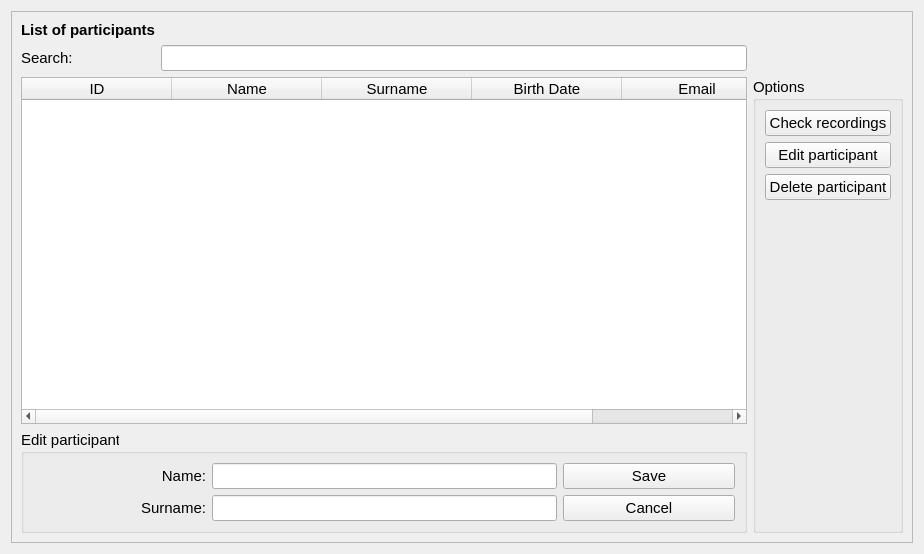
The window that Modules/Home/Resources/UI/Participants.ui (EBATINCA/TrainUS) describes before a commit, drawn with Qt 5.
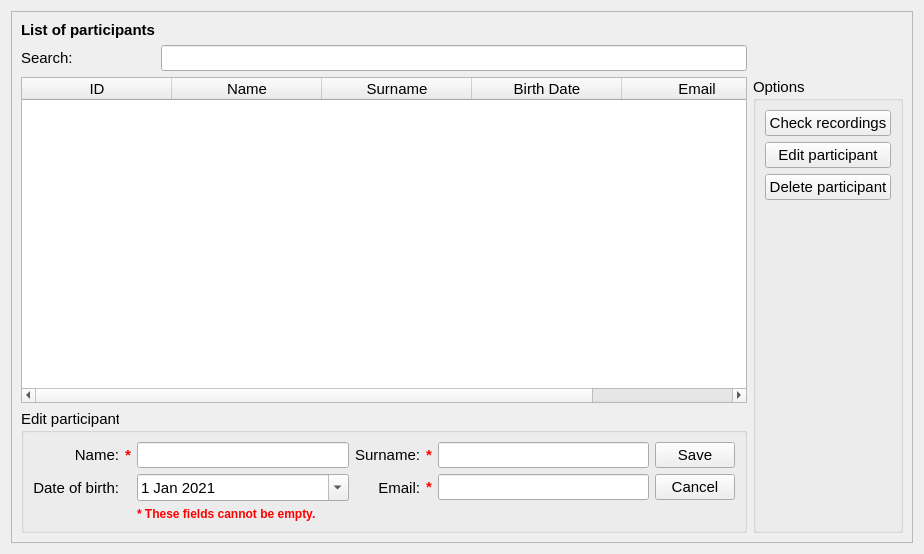
The same window after the commit. Custom widgets are drawn as their Qt base class.

Commit message: ENH: Enable editing birth date and email info in Participants tab

The edit to the form file:
```diff
--- a/Modules/Home/Resources/UI/Participants.ui
+++ b/Modules/Home/Resources/UI/Participants.ui
@@ -214,39 +214,68 @@
          <string>Edit participant</string>
         </property>
         <layout class="QGridLayout" name="gridLayout">
-         <item row="0" column="1" colspan="2">
-          <widget class="QLineEdit" name="editParticipantNameText">
+         <item row="1" column="0">
+          <widget class="QLabel" name="label_5">
            <property name="font">
             <font>
              <pointsize>11</pointsize>
              <weight>50</weight>
              <bold>false</bold>
             </font>
+           </property>
+           <property name="text">
+            <string>Date of birth:</string>
+           </property>
+           <property name="alignment">
+            <set>Qt::AlignRight|Qt::AlignTrailing|Qt::AlignVCenter</set>
+           </property>
+          </widget>
+         </item>
+         <item row="1" column="4">
+          <widget class="QLabel" name="editParticipantEmailWarning">
+           <property name="text">
+            <string>&lt;html&gt;&lt;head/&gt;&lt;body&gt;&lt;p&gt;&lt;span style=&quot; font-size:11pt; font-weight:600; color:#ff0000;&quot;&gt;*&lt;/span&gt;&lt;/p&gt;&lt;/body&gt;&lt;/html&gt;</string>
+           </property>
+          </widget>
+         </item>
+         <item row="1" column="3">
+          <widget class="QLabel" name="label_6">
+           <property name="font">
+            <font>
+             <pointsize>11</pointsize>
+             <weight>50</weight>
+             <bold>false</bold>
+            </font>
+           </property>
+           <property name="text">
+            <string>Email:</string>
+           </property>
+           <property name="alignment">
+            <set>Qt::AlignRight|Qt::AlignTrailing|Qt::AlignVCenter</set>
+           </property>
+          </widget>
+         </item>
+         <item row="1" column="2">
+          <widget class="QDateEdit" name="editParticipantBirthDateEdit">
+           <property name="buttonSymbols">
+            <enum>QAbstractSpinBox::UpDownArrows</enum>
+           </property>
+           <property name="calendarPopup">
+            <bool>true</bool>
+           </property>
+           <property name="date">
+            <date>
+             <year>2021</year>
+             <month>1</month>
+             <day>1</day>
+            </date>
            </property>
           </widget>
          </item>
          <item row="0" column="4">
-          <widget class="QPushButton" name="saveEditButton">
-           <property name="font">
-            <font>
-             <pointsize>11</pointsize>
-             <weight>50</weight>
-             <bold>false</bold>
-            </font>
-           </property>
+          <widget class="QLabel" name="editParticipantSurnameWarning">
            <property name="text">
-            <string>Save</string>
-           </property>
-          </widget>
-         </item>
-         <item row="1" column="1" colspan="2">
-          <widget class="QLineEdit" name="editParticipantSurnameText">
-           <property name="font">
-            <font>
-             <pointsize>11</pointsize>
-             <weight>50</weight>
-             <bold>false</bold>
-            </font>
+            <string>&lt;html&gt;&lt;head/&gt;&lt;body&gt;&lt;p&gt;&lt;span style=&quot; font-size:11pt; font-weight:600; color:#ff0000;&quot;&gt;*&lt;/span&gt;&lt;/p&gt;&lt;/body&gt;&lt;/html&gt;</string>
            </property>
           </widget>
          </item>
@@ -267,24 +296,7 @@
            </property>
           </widget>
          </item>
-         <item row="1" column="0">
-          <widget class="QLabel" name="label_3">
-           <property name="font">
-            <font>
-             <pointsize>11</pointsize>
-             <weight>50</weight>
-             <bold>false</bold>
-            </font>
-           </property>
-           <property name="text">
-            <string>Surname:</string>
-           </property>
-           <property name="alignment">
-            <set>Qt::AlignRight|Qt::AlignTrailing|Qt::AlignVCenter</set>
-           </property>
-          </widget>
-         </item>
-         <item row="1" column="4">
+         <item row="1" column="6">
           <widget class="QPushButton" name="cancelEditButton">
            <property name="font">
             <font>
@@ -298,6 +310,91 @@
            </property>
           </widget>
          </item>
+         <item row="1" column="5">
+          <widget class="QLineEdit" name="editParticipantEmailText">
+           <property name="font">
+            <font>
+             <pointsize>11</pointsize>
+             <weight>50</weight>
+             <bold>false</bold>
+            </font>
+           </property>
+          </widget>
+         </item>
+         <item row="0" column="5">
+          <widget class="QLineEdit" name="editParticipantSurnameText">
+           <property name="font">
+            <font>
+             <pointsize>11</pointsize>
+             <weight>50</weight>
+             <bold>false</bold>
+            </font>
+           </property>
+          </widget>
+         </item>
+         <item row="0" column="2">
+          <widget class="QLineEdit" name="editParticipantNameText">
+           <property name="font">
+            <font>
+             <pointsize>11</pointsize>
+             <weight>50</weight>
+             <bold>false</bold>
+            </font>
+           </property>
+          </widget>
+         </item>
+         <item row="0" column="1">
+          <widget class="QLabel" name="editParticipantNameWarning">
+           <property name="text">
+            <string>&lt;html&gt;&lt;head/&gt;&lt;body&gt;&lt;p&gt;&lt;span style=&quot; font-size:11pt; font-weight:600; color:#ff0000;&quot;&gt;*&lt;/span&gt;&lt;/p&gt;&lt;/body&gt;&lt;/html&gt;</string>
+           </property>
+          </widget>
+         </item>
+         <item row="0" column="6">
+          <widget class="QPushButton" name="saveEditButton">
+           <property name="font">
+            <font>
+             <pointsize>11</pointsize>
+             <weight>50</weight>
+             <bold>false</bold>
+            </font>
+           </property>
+           <property name="text">
+            <string>Save</string>
+           </property>
+          </widget>
+         </item>
+         <item row="0" column="3">
+          <widget class="QLabel" name="label_3">
+           <property name="font">
+            <font>
+             <pointsize>11</pointsize>
+             <weight>50</weight>
+             <bold>false</bold>
+            </font>
+           </property>
+           <property name="text">
+            <string>Surname:</string>
+           </property>
+           <property name="alignment">
+            <set>Qt::AlignRight|Qt::AlignTrailing|Qt::AlignVCenter</set>
+           </property>
+          </widget>
+         </item>
+         <item row="2" column="2" colspan="4">
+          <widget class="QLabel" name="warningMessageText">
+           <property name="font">
+            <font>
+             <pointsize>11</pointsize>
+             <weight>50</weight>
+             <bold>false</bold>
+            </font>
+           </property>
+           <property name="text">
+            <string>&lt;html&gt;&lt;head/&gt;&lt;body&gt;&lt;p&gt;&lt;span style=&quot; font-size:9pt; font-weight:600; color:#ff0000;&quot;&gt;* These fields cannot be empty.&lt;/span&gt;&lt;/p&gt;&lt;/body&gt;&lt;/html&gt;</string>
+           </property>
+          </widget>
+         </item>
         </layout>
        </widget>
       </item>
```
Left out of the diff: 36 changed lines with no effect on the pictures. The commit also changes 1 other file.
